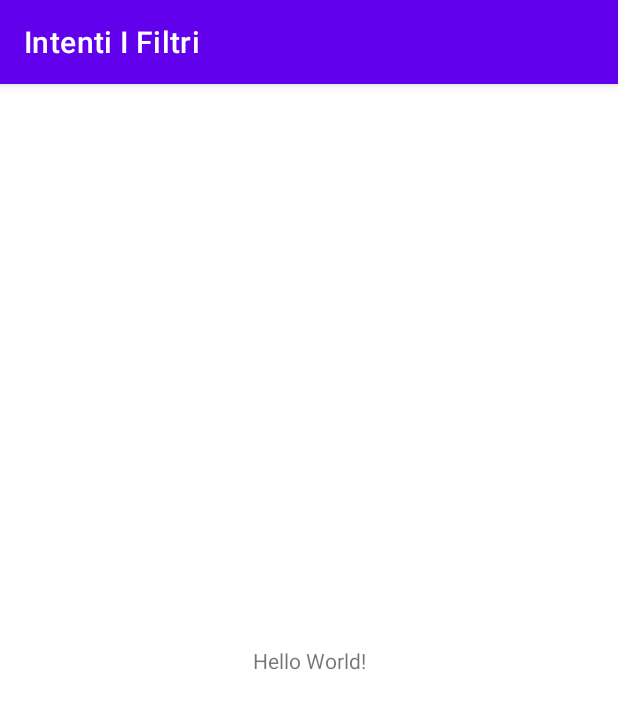
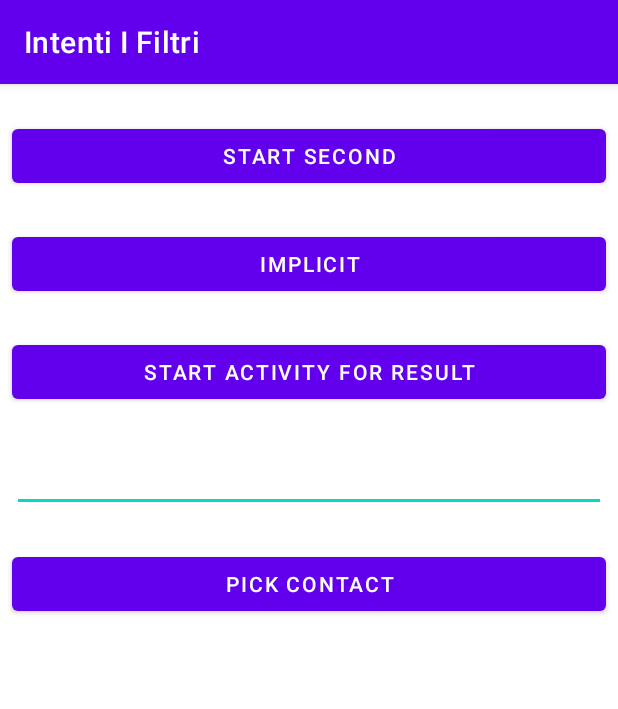
Before and after one commit to bivekovic/Intenti_I_Filtri, an Android app: the screen it shows after launch (MainActivity), on a phone screen of 412 x 824 dp. Shown: the top 709 px of the screen. Run offline under Robolectric (Android 15) with nearby library versions, the phone set to English and light mode, and no system bars.

Commit message:
Commit 1

```diff
--- a/app/src/main/res/layout/activity_main.xml
+++ b/app/src/main/res/layout/activity_main.xml
@@ -1,18 +1,50 @@
 <?xml version="1.0" encoding="utf-8"?>
-<androidx.constraintlayout.widget.ConstraintLayout xmlns:android="http://schemas.android.com/apk/res/android"
+<androidx.constraintlayout.widget.ConstraintLayout
+    xmlns:android="http://schemas.android.com/apk/res/android"
+    xmlns:tools="http://schemas.android.com/tools"
     xmlns:app="http://schemas.android.com/apk/res-auto"
-    xmlns:tools="http://schemas.android.com/tools"
     android:layout_width="match_parent"
     android:layout_height="match_parent"
     tools:context=".MainActivity">
 
-    <TextView
-        android:layout_width="wrap_content"
+    <Button
+        android:text="Start second"
+        android:layout_width="0dp"
         android:layout_height="wrap_content"
-        android:text="Hello World!"
-        app:layout_constraintBottom_toBottomOf="parent"
-        app:layout_constraintLeft_toLeftOf="parent"
-        app:layout_constraintRight_toRightOf="parent"
-        app:layout_constraintTop_toTopOf="parent" />
+        android:id="@+id/bStartSecond" app:layout_constraintTop_toTopOf="parent"
+        app:layout_constraintStart_toStartOf="parent" android:layout_marginStart="8dp"
+        app:layout_constraintEnd_toEndOf="parent" android:layout_marginEnd="8dp" android:layout_marginTop="24dp"/>
+    <Button
+        android:text="Implicit"
+        android:layout_width="0dp"
+        android:layout_height="wrap_content"
+        android:id="@+id/bStartImplicit" app:layout_constraintEnd_toEndOf="parent" android:layout_marginEnd="8dp"
+        app:layout_constraintStart_toStartOf="parent" android:layout_marginStart="8dp"
+        app:layout_constraintTop_toBottomOf="@+id/bStartSecond" android:layout_marginTop="24dp"/>
+    <EditText
+        android:layout_width="0dp"
+        android:layout_height="wrap_content"
+        android:inputType="textPersonName"
+        android:ems="10"
+        android:id="@+id/etValue" android:layout_marginStart="8dp"
+        app:layout_constraintStart_toStartOf="parent" android:layout_marginEnd="8dp"
+        app:layout_constraintEnd_toEndOf="parent"
+        app:layout_constraintHorizontal_bias="0.0" android:layout_marginTop="24dp"
+        app:layout_constraintTop_toBottomOf="@+id/bStartAcForRes"/>
+    <Button
+        android:text="Start activity for result"
+        android:layout_width="0dp"
+        android:layout_height="wrap_content"
+        android:id="@+id/bStartAcForRes" app:layout_constraintEnd_toEndOf="parent" android:layout_marginEnd="8dp"
+        app:layout_constraintStart_toStartOf="parent" android:layout_marginStart="8dp"
+        android:layout_marginTop="24dp" app:layout_constraintTop_toBottomOf="@+id/bStartImplicit"/>
+    <Button
+        android:text="Pick contact"
+        android:layout_width="0dp"
+        android:layout_height="wrap_content"
+        android:id="@+id/bContact"
+        app:layout_constraintTop_toBottomOf="@+id/etValue" app:layout_constraintStart_toStartOf="parent"
+        android:layout_marginStart="8dp" app:layout_constraintEnd_toEndOf="parent" android:layout_marginEnd="8dp"
+        android:layout_marginTop="24dp"/>
 
 </androidx.constraintlayout.widget.ConstraintLayout>
```
